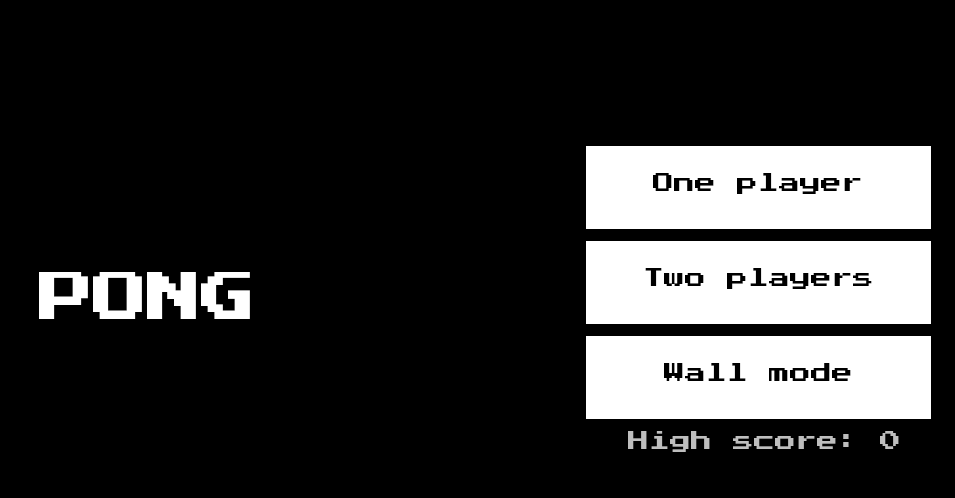
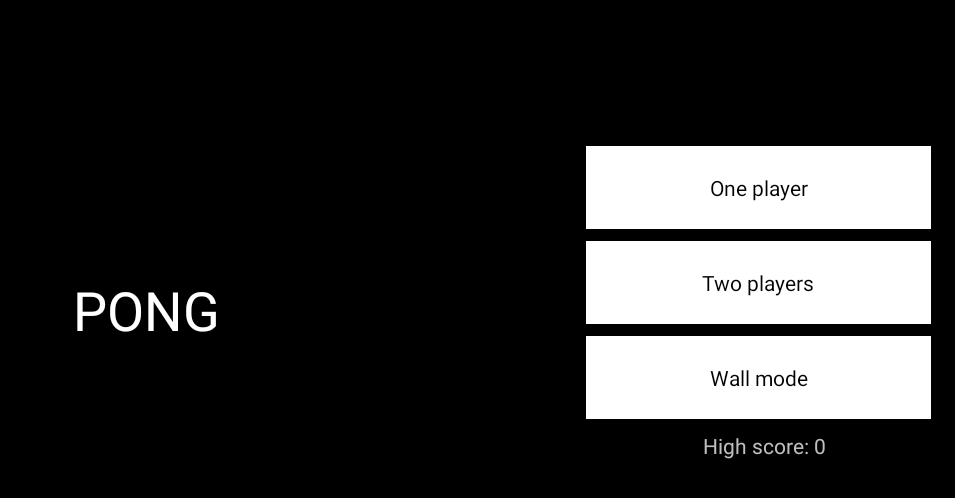
Before and after one commit to tomaslamacz/Pong, an Android app: the screen it shows after launch (MainActivity), on a phone screen of 824 x 412 dp (held sideways). Shown: the top 498 px of the screen, without its empty margins (281-1236 px from the left). Run offline under Robolectric (Android 15) with nearby library versions, the light colour scheme and no system bars; 1 statement that could not run was skipped.

Commit message:
oprava nacitani pisma, vylepseni pohybu padla

```diff
--- a/app/src/main/java/com/example/pong/GameView.java
+++ b/app/src/main/java/com/example/pong/GameView.java
@@ -92,7 +92,7 @@ public class GameView extends SurfaceView implements SurfaceHolder.Callback {
 
                 yUp = event.getY();
 
-                float distanceY = yDown - yUp;
+                /*float distanceY = yDown - yUp;
 
 
                 if(distanceY > 0){
@@ -100,8 +100,9 @@ public class GameView extends SurfaceView implements SurfaceHolder.Callback {
 
                 } else if(distanceY < 0){
                     paddleL.moveDown();
-                }
-                Log.d("move ","" + distanceY);
+                }*/
+                paddleL.move((int) yUp);
+                //Log.d("move ","" + distanceY);
                 Log.d("move ",yDown+"," + yUp);
                 break;
             }
--- a/app/src/main/java/com/example/pong/MainActivity.java
+++ b/app/src/main/java/com/example/pong/MainActivity.java
@@ -3,13 +3,36 @@ package com.example.pong;
 import android.app.Activity;
 import android.content.Intent;
 import android.os.Bundle;
+import android.graphics.Typeface;
+import android.widget.Button;
+import android.widget.TextView;
 
 public class MainActivity extends Activity {
+    private TextView tvHighscore;
+    private TextView tvPong;
+    private Button btnOneP;
+    private Button btnTwoP;
+    private Button btnWall;
 
     @Override
     protected void onCreate(Bundle savedInstanceState) {
         super.onCreate(savedInstanceState);
         setContentView(R.layout.activity_main);
+
+        //fonty funguji pouze po pridani programove:
+        Typeface tf = Typeface.createFromAsset(getAssets(),"fonts/press_start_2p.ttf"); //you can use your activity name instead of getActivity().
+        tvHighscore = (TextView) findViewById(R.id.textView4);
+        tvPong = (TextView) findViewById(R.id.textView5);
+        btnOneP = (Button) findViewById(R.id.btn_one_player);
+        btnTwoP = (Button) findViewById(R.id.btn_two_players);
+        btnWall = (Button) findViewById(R.id.btn_wall_mode);
+
+        tvHighscore.setTypeface(tf);
+        tvPong.setTypeface(tf);
+        btnOneP.setTypeface(tf);
+        btnTwoP.setTypeface(tf);
+        btnWall.setTypeface(tf);
+
     }
 
     public void onePlayerOnClick(android.view.View view){
--- a/app/src/main/java/com/example/pong/Paddle.java
+++ b/app/src/main/java/com/example/pong/Paddle.java
@@ -86,4 +86,10 @@ public class Paddle {
 
         Log.d("pos yy ",""+posY);
     }
+
+    public void move(int fingerPosY){
+        if(fingerPosY > height/2 && fingerPosY < screenSize.y - height/2)
+            posY = fingerPosY - height/2;
+
+    }
 }
--- a/app/src/main/res/layout/activity_main.xml
+++ b/app/src/main/res/layout/activity_main.xml
@@ -29,7 +29,7 @@
                 android:layout_marginTop="8dp"
                 android:layout_marginEnd="8dp"
                 android:background="#fff"
-                android:fontFamily="@font/press_start_2p"
+
                 android:onClick="onePlayerOnClick"
                 android:text="One player"
                 app:layout_constraintEnd_toEndOf="parent"
@@ -43,7 +43,7 @@
                 android:layout_marginTop="8dp"
                 android:layout_marginEnd="8dp"
                 android:background="#fff"
-                android:fontFamily="@font/press_start_2p"
+
                 android:onClick="twoPlayersOnClick"
                 android:text="Two players"
                 app:layout_constraintEnd_toEndOf="parent"
@@ -59,7 +59,7 @@
                 android:layout_marginEnd="8dp"
                 android:layout_marginBottom="8dp"
                 android:background="#fff"
-                android:fontFamily="@font/press_start_2p"
+
                 android:onClick="WallOnePlayerOnClick"
                 android:text="Wall mode"
                 app:layout_constraintBottom_toBottomOf="parent"
@@ -72,7 +72,7 @@
                 android:id="@+id/textView4"
                 android:layout_width="match_parent"
                 android:layout_height="35dp"
-                android:fontFamily="@font/press_start_2p"
+
                 android:text="High score: 0"
                 android:textAlignment="center" />
         </LinearLayout>
@@ -84,11 +84,11 @@
         android:layout_height="wrap_content"
         android:layout_marginStart="8dp"
         android:layout_marginEnd="8dp"
-        android:fontFamily="@font/press_start_2p"
         android:text="PONG"
         android:textColor="#fff"
         android:textSize="36sp"
         android:textStyle="bold"
+        android:typeface="normal"
         app:layout_constraintBottom_toBottomOf="parent"
         app:layout_constraintEnd_toStartOf="@+id/linearLayout2"
         app:layout_constraintStart_toStartOf="parent"
--- a/app/src/main/res/values/styles.xml
+++ b/app/src/main/res/values/styles.xml
@@ -5,4 +5,5 @@
         <!-- Customize your theme here. -->
     </style>
 
+
 </resources>
```
Also changed, not shown: app/src/main/res/font/press_start_2p.ttf (deleted).
